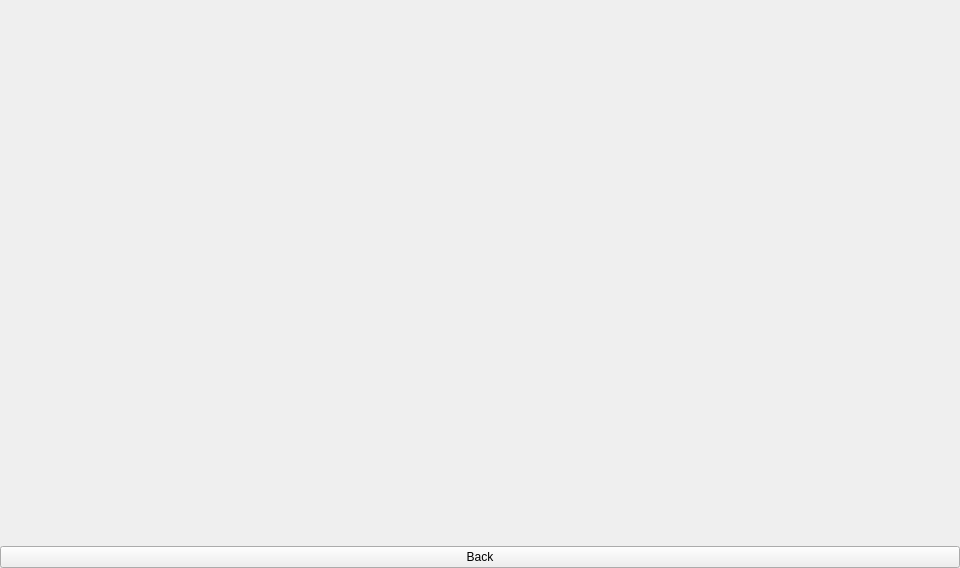
First picture: the form in face/layout/recognition.ui, repository 00-01/an-nyung, before the edit.
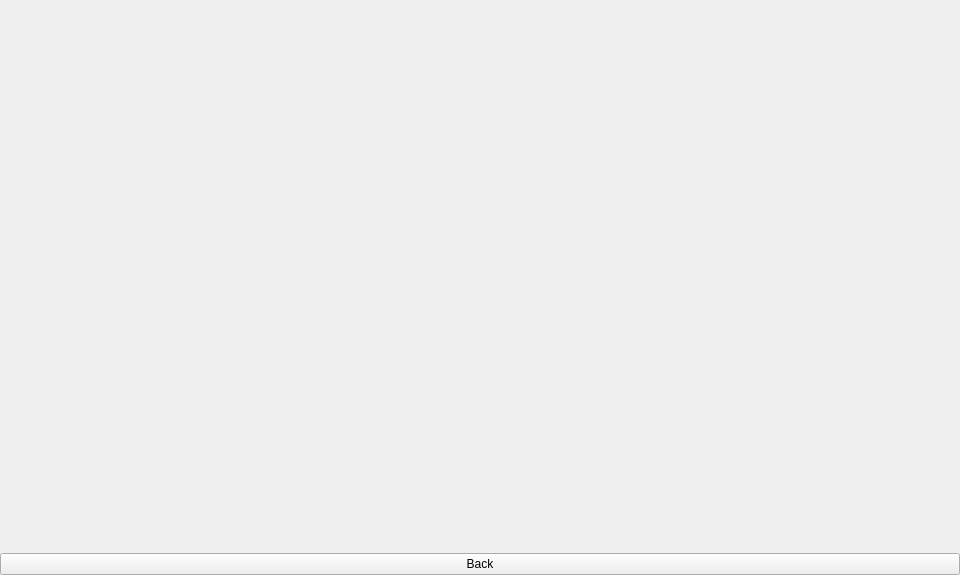
Second picture: the form after the edit.

Commit message: 전체화면으로 변경 face_recognition 이식완료 테스트완료

What changed in the file:
```diff
--- a/face/layout/recognition.ui
+++ b/face/layout/recognition.ui
@@ -7,7 +7,7 @@
     <x>0</x>
     <y>0</y>
     <width>960</width>
-    <height>540</height>
+    <height>575</height>
    </rect>
   </property>
   <property name="windowTitle">
```
The commit also changes 1 other file.
